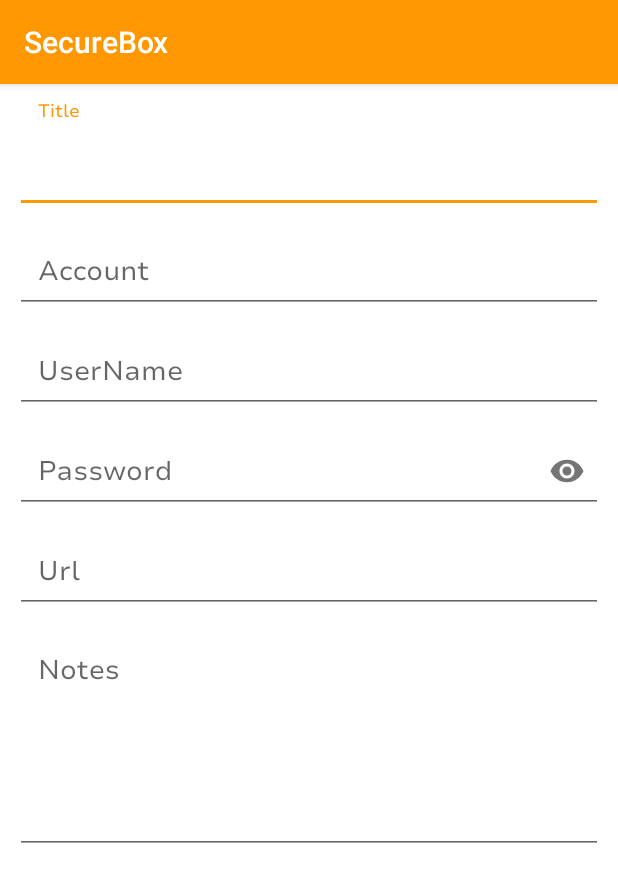
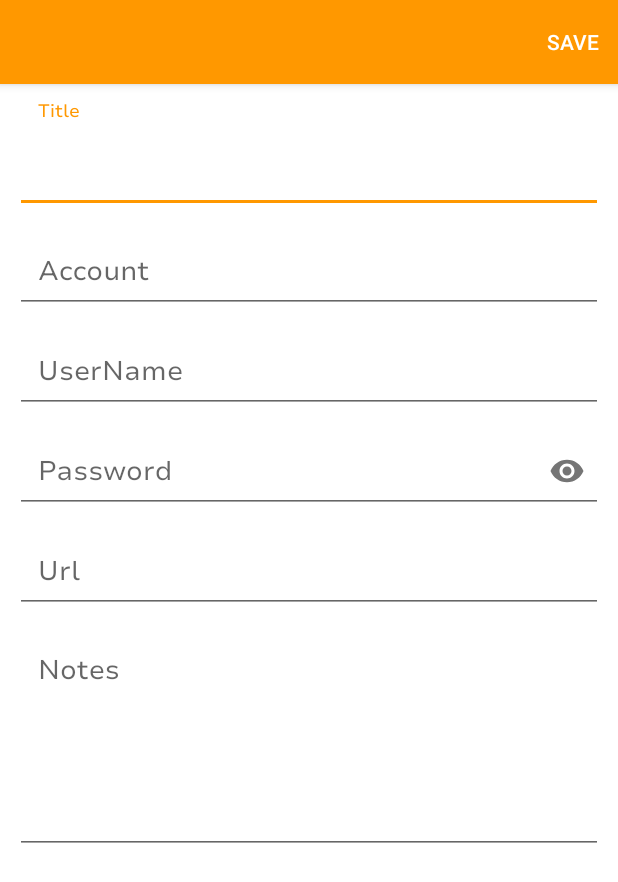
Before and after one commit to antoniosilva096/SecureBox-CM_Proyect, an Android app: the Add_Record screen opened directly, with no data from a screen before it, on a phone screen of 412 x 824 dp. Shown: the top 882 px of the screen. Run offline under Robolectric (Android 15) with nearby library versions, the light colour scheme and no system bars.

Commit message:
Creación del botón guardar registro y sincronización con firebase

```diff
--- a/app/build.gradle
+++ b/app/build.gradle
@@ -1,5 +1,6 @@
 plugins {
     id 'com.android.application'
+    id 'com.google.gms.google-services'
 }
 
 android {
@@ -37,5 +38,7 @@ dependencies {
     androidTestImplementation 'androidx.test.ext:junit:1.1.5'
     androidTestImplementation 'androidx.test.espresso:espresso-core:3.5.1'
 
+    implementation platform('com.google.firebase:firebase-bom:32.8.1') //Implementamos la dependecia de la última versión de firebase
+
     implementation 'com.google.android.material:material:1.11.0' //Implementamos la dependecia de la última versión de material design
 }
--- a/app/src/main/java/com/computacionmovil/securebox/OptionsRecords/Add_Record.java
+++ b/app/src/main/java/com/computacionmovil/securebox/OptionsRecords/Add_Record.java
@@ -1,8 +1,15 @@
 package com.computacionmovil.securebox.OptionsRecords;
 
 import android.os.Bundle;
+import android.view.Menu;
+import android.view.MenuInflater;
+import android.view.MenuItem;
+import android.widget.EditText;
+import android.widget.Toast;
 
 import androidx.activity.EdgeToEdge;
+import androidx.annotation.NonNull;
+import androidx.appcompat.app.ActionBar;
 import androidx.appcompat.app.AppCompatActivity;
 import androidx.core.graphics.Insets;
 import androidx.core.view.ViewCompat;
@@ -12,9 +19,43 @@ import com.example.securebox.R;
 
 public class Add_Record extends AppCompatActivity {
 
+    EditText EtTitle, EtAccount, EtUserName, EtPassword, EtUrl, EtNotes;
+
     @Override
     protected void onCreate(Bundle savedInstanceState) {
         super.onCreate(savedInstanceState);
         setContentView(R.layout.activity_add_record);
+        ActionBar actionBar = getSupportActionBar();
+        assert actionBar != null;
+        actionBar.setTitle("");
+
+        inicializarVariables();
+    }
+
+    private void inicializarVariables(){
+        EtTitle = findViewById(R.id.EtTitle);
+        EtAccount = findViewById(R.id.EtAccount);
+        EtUserName = findViewById(R.id.EtUserName);
+        EtPassword = findViewById(R.id.EtPassword);
+        EtUrl = findViewById(R.id.EtUrl);
+        EtNotes = findViewById(R.id.EtNotes);
+
+    }
+
+
+    @Override
+    public boolean onCreateOptionsMenu(Menu menu) {
+        MenuInflater menuInflater = getMenuInflater();
+        menuInflater.inflate(R.menu.menu_guardar, menu);
+        return super.onCreateOptionsMenu(menu);
+    }
+
+
+    @Override
+    public boolean onOptionsItemSelected(@NonNull MenuItem item) {
+        if (item.getItemId() == R.id.save_password){
+            Toast.makeText(this, "Save record", Toast.LENGTH_SHORT).show();
+        }
+        return super.onOptionsItemSelected(item);
     }
 }
--- /dev/null
+++ b/app/src/main/res/menu/menu_guardar.xml
@@ -0,0 +1,10 @@
+<?xml version="1.0" encoding="utf-8"?>
+<menu xmlns:android="http://schemas.android.com/apk/res/android"
+    xmlns:app="http://schemas.android.com/apk/res-auto">
+
+    <item
+        android:id="@+id/save_password"
+        android:title="@string/save_password"
+        app:showAsAction="ifRoom"
+        />
+</menu>
--- a/app/src/main/res/values/strings.xml
+++ b/app/src/main/res/values/strings.xml
@@ -14,7 +14,6 @@
     <string name="navigation_drawer_open">Open</string> <!-- Será el elemento que despliega nuestro menú lateral-->
     <string name="navigation_drawer_close">Close</string>
 
-
     <!-- DrawerLayout-->
     <string name="FAB_AddButton">Add</string>
 
@@ -27,6 +26,8 @@
     <string name="EtUrl">Url</string>
     <string name="EtNotes">Notes</string>
 
+    <!-- Menú save password-->
+    <string name="save_password">Save</string>
 
 
     <!-- TODO: Remove or change this placeholder text -->
--- a/build.gradle
+++ b/build.gradle
@@ -2,4 +2,6 @@
 plugins {
     id 'com.android.application' version '8.3.0' apply false
     id 'com.android.library' version '8.3.0' apply false
+    id 'com.google.gms.google-services' version '4.4.1' apply false
+
 }
```
Also changed, not shown: app/src/main/java/com/computacionmovil/securebox/Fragmentos/F_Records.java (+16 -1 lines), 1 other file.
